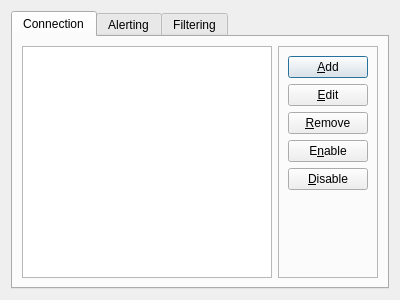
Before: the Qt Designer form configwindow.ui in tomaso/nagtray, drawn with Qt 5.
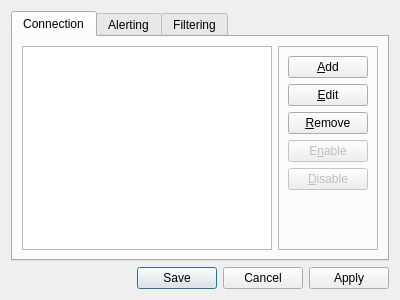
After: the same form once the commit is applied.

Diff of the .ui file:
```diff
--- a/configwindow.ui
+++ b/configwindow.ui
@@ -59,6 +59,9 @@
           </item>
           <item>
            <widget class="QPushButton" name="enableButton">
+            <property name="enabled">
+             <bool>false</bool>
+            </property>
             <property name="text">
              <string>E&amp;nable</string>
             </property>
@@ -66,6 +69,9 @@
           </item>
           <item>
            <widget class="QPushButton" name="disableButton">
+            <property name="enabled">
+             <bool>false</bool>
+            </property>
             <property name="text">
              <string>&amp;Disable</string>
             </property>
@@ -101,6 +107,13 @@
      </widget>
     </widget>
    </item>
+   <item>
+    <widget class="QDialogButtonBox" name="buttonBox">
+     <property name="standardButtons">
+      <set>QDialogButtonBox::Apply|QDialogButtonBox::Cancel|QDialogButtonBox::Save</set>
+     </property>
+    </widget>
+   </item>
   </layout>
  </widget>
  <resources/>
```
Left out of the diff: 37 changed lines with no effect on the pictures.
